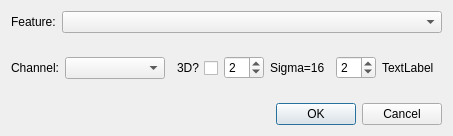
Above: SPIERSedit/ui/mladdfeature.ui from palaeoware/SPIERS before the change. Below: the same form after it.
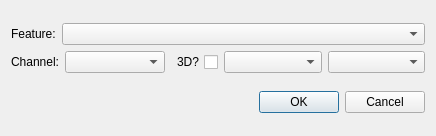
That is the form after the change.

Diff of the .ui file:
```diff
--- a/SPIERSedit/ui/mladdfeature.ui
+++ b/SPIERSedit/ui/mladdfeature.ui
@@ -87,90 +87,10 @@
         </widget>
        </item>
        <item>
-        <widget class="QSpinBox" name="spinBoxArg1">
-         <property name="minimumSize">
-          <size>
-           <width>40</width>
-           <height>0</height>
-          </size>
-         </property>
-         <property name="maximum">
-          <number>100</number>
-         </property>
-         <property name="value">
-          <number>2</number>
-         </property>
-        </widget>
+        <widget class="QComboBox" name="cmbArg1"/>
        </item>
        <item>
-        <widget class="QLabel" name="lblArg1">
-         <property name="sizePolicy">
-          <sizepolicy hsizetype="Minimum" vsizetype="Preferred">
-           <horstretch>0</horstretch>
-           <verstretch>0</verstretch>
-          </sizepolicy>
-         </property>
-         <property name="minimumSize">
-          <size>
-           <width>60</width>
-           <height>0</height>
-          </size>
-         </property>
-         <property name="text">
-          <string>Sigma=16</string>
-         </property>
-        </widget>
-       </item>
-       <item>
-        <widget class="QSpinBox" name="spinBoxArg2">
-         <property name="enabled">
-          <bool>true</bool>
-         </property>
-         <property name="minimumSize">
-          <size>
-           <width>40</width>
-           <height>0</height>
-          </size>
-         </property>
-         <property name="maximum">
-          <number>100</number>
-         </property>
-         <property name="value">
-          <number>2</number>
-         </property>
-        </widget>
-       </item>
-       <item>
-        <widget class="QLabel" name="lblArg2">
-         <property name="sizePolicy">
-          <sizepolicy hsizetype="Minimum" vsizetype="Preferred">
-           <horstretch>0</horstretch>
-           <verstretch>0</verstretch>
-          </sizepolicy>
-         </property>
-         <property name="minimumSize">
-          <size>
-           <width>60</width>
-           <height>0</height>
-          </size>
-         </property>
-         <property name="text">
-          <string>TextLabel</string>
-         </property>
-        </widget>
-       </item>
-       <item>
-        <spacer name="horizontalSpacer">
-         <property name="orientation">
-          <enum>Qt::Horizontal</enum>
-         </property>
-         <property name="sizeHint" stdset="0">
-          <size>
-           <width>40</width>
-           <height>20</height>
-          </size>
-         </property>
-        </spacer>
+        <widget class="QComboBox" name="cmbArg2"/>
        </item>
       </layout>
      </item>
```
